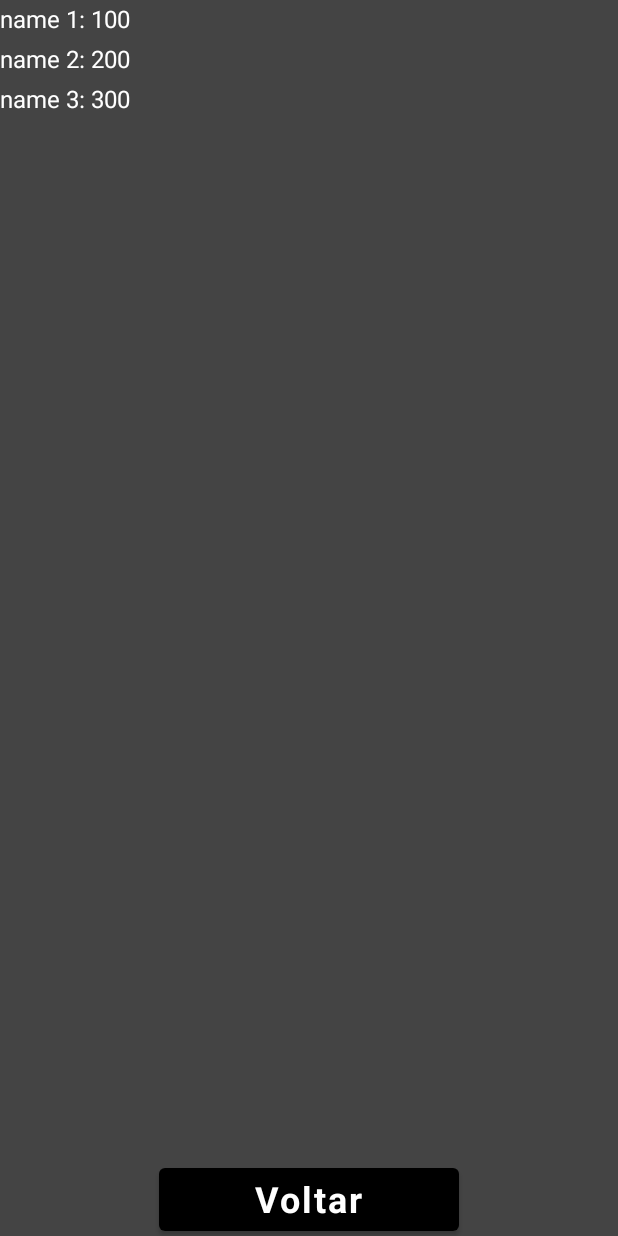
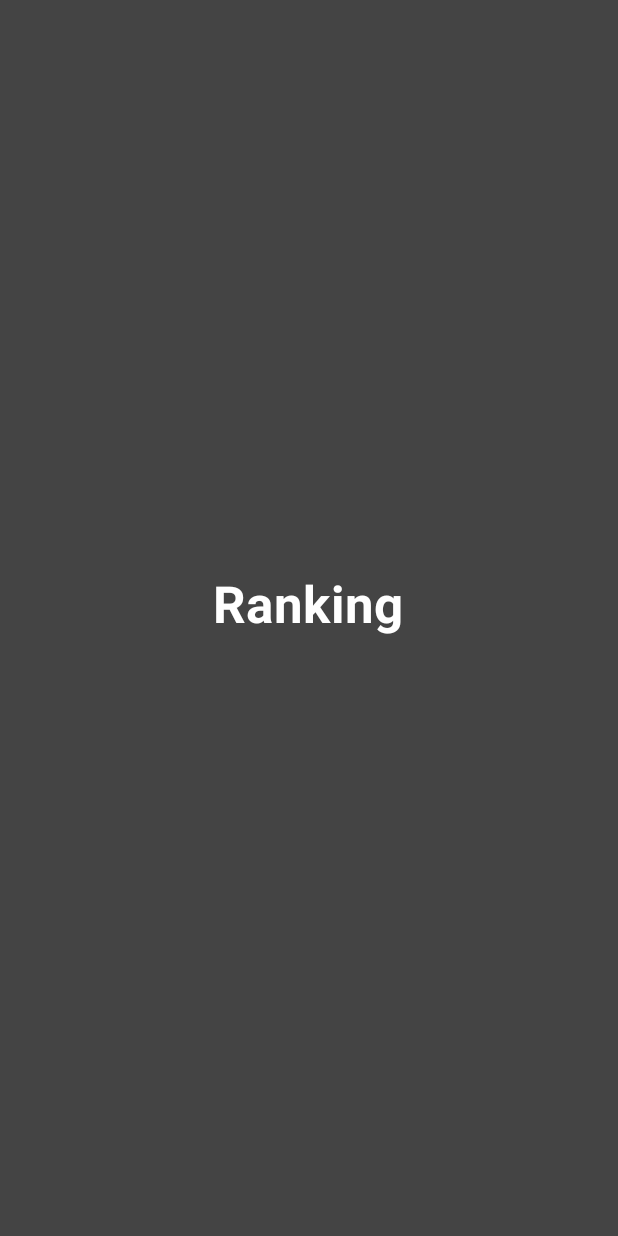
Before and after one commit to RodrigoAFMoreira/Quiz, an Android app built with Jetpack Compose: the ScoreScreen screen opened through its navigation route, on a phone screen of 412 x 824 dp. Run offline under Robolectric (Android 15) with nearby library versions, the phone set to English and light mode, and no system bars.

Commit message:
added further detail to list of question, added endquiz screen and overall improvements

```diff
--- a/app/src/main/java/com/example/quiz/Composable/Home/HomeScreen.kt
+++ b/app/src/main/java/com/example/quiz/Composable/Home/HomeScreen.kt
@@ -12,6 +12,8 @@ import androidx.compose.material.MaterialTheme
 import androidx.compose.material.Text
 import androidx.compose.material.TextField
 import androidx.compose.runtime.Composable
+import androidx.compose.runtime.mutableStateOf
+import androidx.compose.runtime.remember
 import androidx.compose.ui.Alignment
 import androidx.compose.ui.Modifier
 import androidx.compose.ui.graphics.Color
@@ -25,7 +27,12 @@ import com.example.quiz.R
 import com.example.quiz.nav.Screen
 
 @Composable
-fun HomeScreen(navController: NavController) {
+fun HomeScreen(
+    navController: NavController,
+    onNameEntered: (String) -> Unit
+) {
+    val playerName = remember { mutableStateOf("") }
+
     Box(
         modifier = Modifier.fillMaxSize(),
         contentAlignment = Alignment.Center
@@ -43,20 +50,36 @@ fun HomeScreen(navController: NavController) {
                 contentDescription = "Image Quiz",
                 modifier = Modifier.padding(top = 16.dp)
             )
+
             TextField(
-                value = "",
-                onValueChange = { /* t do */ },
-                label = { Text(text = "Entre seu nome") },
+                value = playerName.value,
+                onValueChange = { playerName.value = it },
                 modifier = Modifier.padding(top = 16.dp)
             )
 
+            if (playerName.value.isBlank()) {
+                Text(
+                    text = "Por favor, insira seu nome",
+                    color = Color.Cyan,
+                    fontSize = MaterialTheme.typography.caption.fontSize,
+                    fontWeight = FontWeight.Bold,
+                    modifier = Modifier.padding(top = 8.dp)
+                )
+            }
+
             Button(
-                onClick = { navController.navigate(route = Screen.Questions.route) },
+                onClick = {
+                    if (playerName.value.isNotBlank()) {
+                        onNameEntered(playerName.value)
+                        navController.navigate(Screen.Questions.route)
+                    }
+                },
                 modifier = Modifier
                     .padding(top = 16.dp)
                     .width(200.dp),
                 colors = ButtonDefaults.buttonColors(
-                    backgroundColor = Color.Black)
+                    backgroundColor = Color.Black
+                )
             ) {
                 Text(
                     text = "Começar",
@@ -67,15 +90,16 @@ fun HomeScreen(navController: NavController) {
             }
 
             Button(
-                onClick = { navController.navigate(route = Screen.Score.route) },
+                onClick = { navController.navigate(Screen.Score.route) },
                 modifier = Modifier
                     .padding(top = 16.dp)
                     .width(200.dp),
                 colors = ButtonDefaults.buttonColors(
-                    backgroundColor = Color.Black)
+                    backgroundColor = Color.Black
+                )
             ) {
                 Text(
-                    text = "Placar",
+                    text = "Pontuação",
                     color = Color.White,
                     fontSize = MaterialTheme.typography.h5.fontSize,
                     fontWeight = FontWeight.Bold
@@ -85,10 +109,12 @@ fun HomeScreen(navController: NavController) {
     }
 }
 
+
 @Composable
 @Preview(showBackground = true)
 fun HomeScreenPreview() {
     HomeScreen(
-        navController = rememberNavController()
+        navController = rememberNavController(),
+        onNameEntered = {}
     )
 }
--- a/app/src/main/java/com/example/quiz/Composable/Question/QuestionGenerator.kt
+++ /dev/null
@@ -1,3 +0,0 @@
-package com.example.quiz.Composable.Question
-
-//empty for now
--- a/app/src/main/java/com/example/quiz/Composable/Score/ScoreScreen.kt
+++ b/app/src/main/java/com/example/quiz/Composable/Score/ScoreScreen.kt
@@ -1,12 +1,7 @@
-package com.example.quiz.Composable
-
 import androidx.compose.foundation.lazy.LazyColumn
-import androidx.compose.foundation.lazy.items
 import androidx.compose.foundation.layout.Box
 import androidx.compose.foundation.layout.fillMaxSize
-import androidx.compose.foundation.layout.fillMaxWidth
-import androidx.compose.material.Button
-import androidx.compose.material.ButtonDefaults
+import androidx.compose.foundation.layout.padding
 import androidx.compose.material.MaterialTheme
 import androidx.compose.material.Text
 import androidx.compose.runtime.Composable
@@ -16,67 +11,38 @@ import androidx.compose.ui.graphics.Color
 import androidx.compose.ui.text.font.FontWeight
 import androidx.compose.ui.tooling.preview.Preview
 import com.example.quiz.Model.User
-import androidx.navigation.NavController
-import androidx.navigation.compose.rememberNavController
-import com.example.quiz.nav.Screen
-import androidx.compose.foundation.clickable
-import androidx.compose.foundation.layout.height
-import androidx.compose.foundation.layout.padding
-import androidx.compose.foundation.layout.width
-
+import androidx.compose.foundation.lazy.itemsIndexed
 import androidx.compose.ui.unit.dp
 
 @Composable
-fun ScoreScreen(navController: NavController) {
-    val scores = generateScores()
-
+fun ScoreScreen(
+    players: List<User>
+) {
     Box(
         modifier = Modifier.fillMaxSize(),
         contentAlignment = Alignment.Center
     ) {
-        LazyColumn(modifier = Modifier.fillMaxWidth().align(Alignment.TopCenter)) {
-            items(scores) { score ->
+        LazyColumn(
+            modifier = Modifier.padding(16.dp)
+        ) {
+            item {
                 Text(
-                    text = "${score.nome}: ${score.score}",
+                    text = "Ranking",
+                    modifier = Modifier.padding(bottom = 16.dp),
                     color = Color.White,
-                    fontSize = MaterialTheme.typography.body1.fontSize,
-                    fontWeight = FontWeight.Normal,
-                    modifier = Modifier
-                        .clickable {
-                            navController.navigate(Screen.Home.route) {
-                                popUpTo(Screen.Home.route) {
-                                    inclusive = true
-                                }
-                            }
-                        }
-                        .padding(vertical = 4.dp)
+                    style = MaterialTheme.typography.h4,
+                    fontWeight = FontWeight.Bold
                 )
             }
-        }
 
-        Button(
-            onClick = {
-                navController.navigate(Screen.Home.route) {
-                    popUpTo(Screen.Home.route) {
-                        inclusive = true
-                    }
-                }
-            },
-            modifier = Modifier
-                .align(Alignment.BottomCenter)
-                .width(200.dp)
-                .height(50.dp)
-                .padding(vertical = 4.dp),
-            colors = ButtonDefaults.buttonColors(
-                backgroundColor = Color.Black
-            )
-        ) {
-            Text(
-                text = "Voltar",
-                color = Color.White,
-                fontSize = MaterialTheme.typography.h5.fontSize,
-                fontWeight = FontWeight.Bold
-            )
+            itemsIndexed(players) { index, player ->
+                Text(
+                    text = "${index + 1}. ${player.nome} - Score: ${player.score}",
+                    modifier = Modifier.padding(bottom = 8.dp),
+                    color = Color.White,
+                    style = MaterialTheme.typography.h5
+                )
+            }
         }
     }
 }
@@ -84,15 +50,5 @@ fun ScoreScreen(navController: NavController) {
 @Composable
 @Preview(showBackground = true)
 fun ScoreScreenPreview() {
-    ScoreScreen(
-        navController = rememberNavController()
-    )
+    ScoreScreenPreview()
 }
-
-fun generateScores(): List<User> {
-    val scores = mutableListOf<User>()
-    scores.add(User("name 1", 100))
-    scores.add(User("name 2", 200))
-    scores.add(User("name 3", 300))
-    return scores
-}
--- a/app/src/main/java/com/example/quiz/nav/NavRoutes.kt
+++ b/app/src/main/java/com/example/quiz/nav/NavRoutes.kt
@@ -1,37 +1,43 @@
 package com.example.quiz.nav
 
-
+import ScoreScreen
 import androidx.compose.runtime.Composable
+import androidx.compose.runtime.mutableStateListOf
 import androidx.navigation.NavHostController
 import androidx.navigation.compose.NavHost
 import androidx.navigation.compose.composable
 import com.example.quiz.Composable.Home.HomeScreen
 import com.example.quiz.Composable.Question.QuestionScreenFlow
-import com.example.quiz.Composable.ScoreScreen
+import com.example.quiz.Model.User
+import androidx.compose.runtime.remember
+import com.example.quiz.Composable.QuizEnd.EndQuizScreen
 
 
 @Composable
-fun SetupNavRoutes(
-    navController: NavHostController
-){
-    NavHost(
-        navController = navController,
-        startDestination = Screen.Home.route
-        ){
-        composable(
-            route = Screen.Home.route
-        ){
-            HomeScreen(navController = navController)
+fun SetupNavRoutes(navController: NavHostController) {
+    val players = remember { mutableStateListOf<User>() }
+
+    NavHost(navController = navController, startDestination = Screen.Home.route) {
+        composable(route = Screen.Home.route) {
+            HomeScreen(
+                navController = navController,
+                onNameEntered = { name ->
+                    players.add(User(name, 0))
+                    navController.navigate(Screen.Questions.route)
+                }
+            )
+        }
+        composable(route = Screen.Questions.route) {
+            QuestionScreenFlow(navController = navController)
+        }
+        composable(route = Screen.Score.route) {
+            ScoreScreen(players = players.take(10)/*, score = score.value*/) //error
         }
         composable(
-            route = Screen.Questions.route
+            route = Screen.End.route
         ){
-            QuestionScreenFlow()
-        }
-        composable(
-            route = Screen.Score.route
-        ){
-            ScoreScreen(navController = navController)
+            EndQuizScreen(navController = navController)
         }
     }
+
 }
--- a/app/src/main/java/com/example/quiz/nav/Screen.kt
+++ b/app/src/main/java/com/example/quiz/nav/Screen.kt
@@ -4,4 +4,5 @@ sealed class Screen(val route: String){
     object Home: Screen(route = "home_screen")
     object Questions: Screen(route = "questions_screen")
     object Score: Screen(route = "score_screen")
+    object End: Screen(route = "quizEnd_screen")
 }
```
Also changed, not shown: app/src/main/java/com/example/quiz/Composable/Question/QuestionScreen.kt (+4 -4 lines), app/src/main/java/com/example/quiz/Composable/QuizEnd/QuizEndScreen.kt (added, +82 -0 lines), app/src/main/java/com/example/quiz/Model/QuestionList.kt (+10 -10 lines), app/src/main/res/drawable/end_quiz.png (added).
